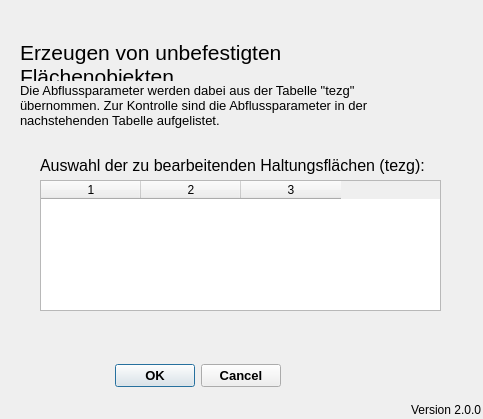
This is qkan/createunbeffl/application_dialog_base.ui in hoettges/QKan as Qt 5 draws it before an edit. The edited form follows.
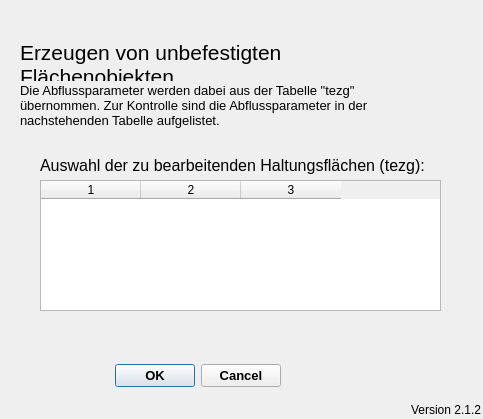
This is the edited form.

The edit to the form file:
```diff
--- a/qkan/createunbeffl/application_dialog_base.ui
+++ b/qkan/createunbeffl/application_dialog_base.ui
@@ -39,25 +39,6 @@
     <set>QDialogButtonBox::Cancel|QDialogButtonBox::Ok</set>
    </property>
   </widget>
-  <widget class="QLabel" name="label_3">
-   <property name="geometry">
-    <rect>
-     <x>390</x>
-     <y>400</y>
-     <width>91</width>
-     <height>20</height>
-    </rect>
-   </property>
-   <property name="toolTip">
-    <string>Version QKan Import</string>
-   </property>
-   <property name="text">
-    <string>Version 2.0.0</string>
-   </property>
-   <property name="alignment">
-    <set>Qt::AlignRight|Qt::AlignTrailing|Qt::AlignVCenter</set>
-   </property>
-  </widget>
   <widget class="QTableWidget" name="tw_cnt_abflussparameter">
    <property name="geometry">
     <rect>
@@ -143,6 +124,25 @@
     <string>Auswahl der zu bearbeitenden Haltungsflächen (tezg):</string>
    </property>
   </widget>
+  <widget class="QLabel" name="lb_version">
+   <property name="geometry">
+    <rect>
+     <x>410</x>
+     <y>400</y>
+     <width>71</width>
+     <height>20</height>
+    </rect>
+   </property>
+   <property name="toolTip">
+    <string>Version QKan Import</string>
+   </property>
+   <property name="text">
+    <string>Version 2.1.2</string>
+   </property>
+   <property name="alignment">
+    <set>Qt::AlignRight|Qt::AlignTrailing|Qt::AlignVCenter</set>
+   </property>
+  </widget>
  </widget>
  <resources/>
  <connections>
```
